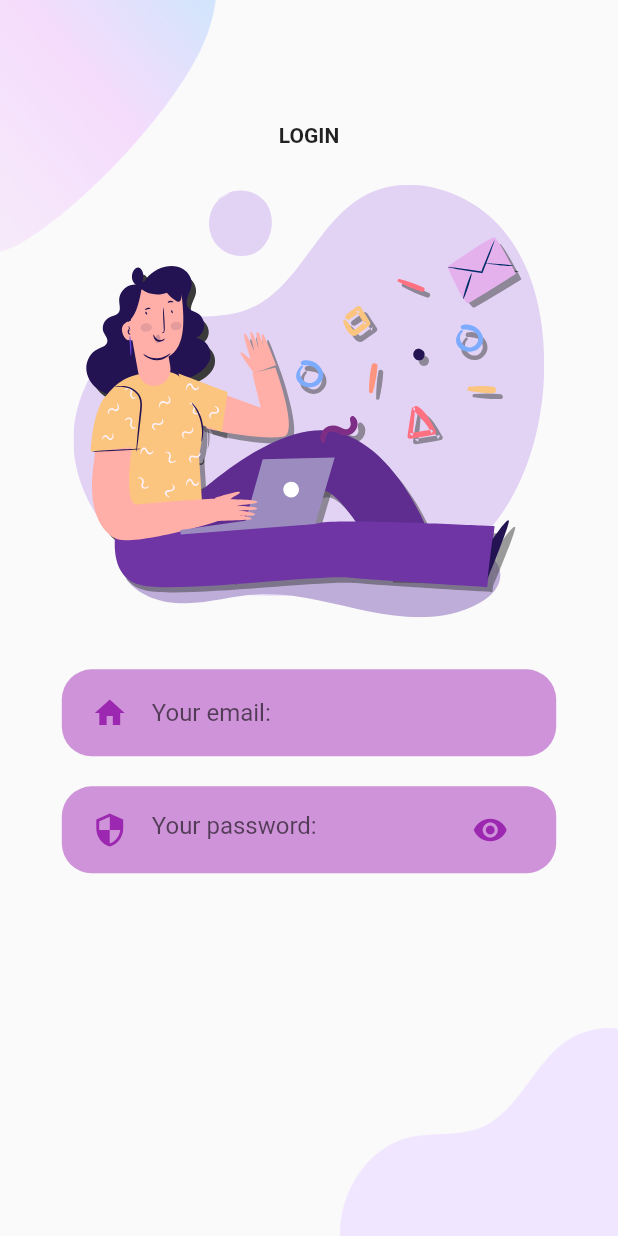
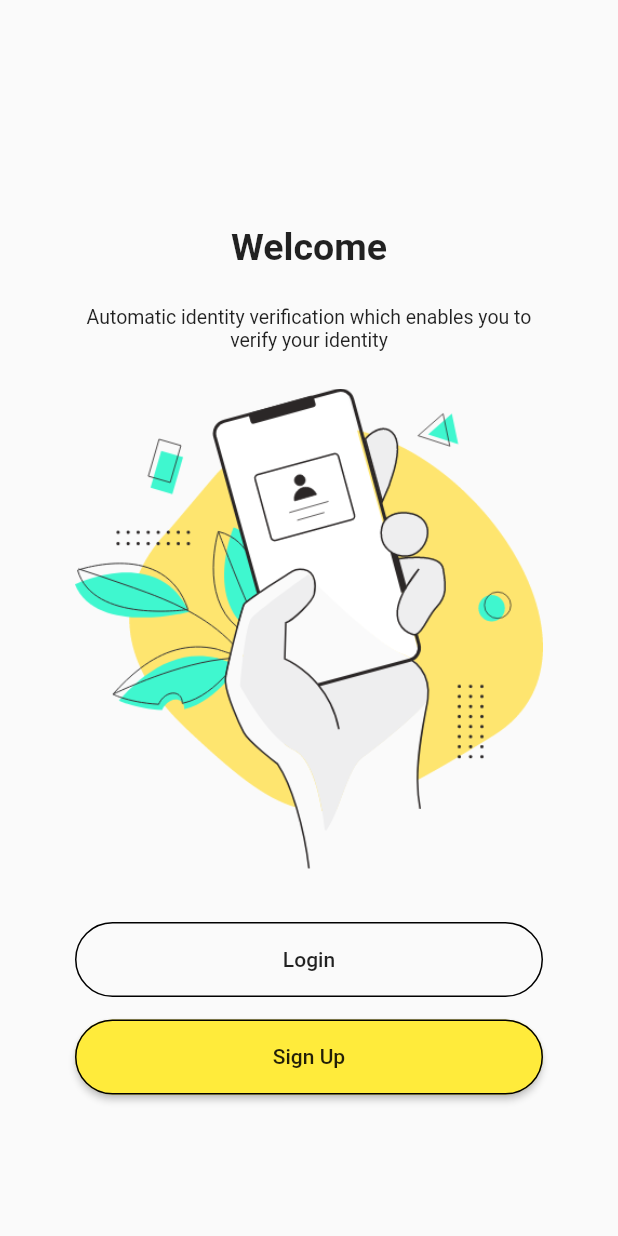
Before and after one commit to hieuphan94/flutter-layouts, a Flutter app: the screen it shows after launch, on a phone screen of 412 x 824 dp. Run offline on Flutter 3.47's test engine with Material 2 defaults, Android fonts, the light colour scheme and no system bars; our stand-ins replace flutter_svg.

Commit message:
Login 5 - Welcome layout

```diff
--- /dev/null
+++ b/layout_02_login/lib/login/welcome.dart
@@ -0,0 +1,65 @@
+import 'package:flutter/material.dart';
+
+class Welcome extends StatelessWidget {
+  @override
+  Widget build(BuildContext context) {
+    return Container(
+      padding: EdgeInsets.symmetric(horizontal: 50),
+      child: Column(
+        children: [
+          SizedBox(
+            height: 150,
+          ),
+          Text(
+            "Welcome",
+            style: TextStyle(fontSize: 25, fontWeight: FontWeight.bold),
+          ),
+          SizedBox(
+            height: 25,
+          ),
+          Text(
+            "Automatic identity verification which enables you to verify your identity",
+            textAlign: TextAlign.center,
+            style: TextStyle(
+              fontSize: 13,
+            ),
+          ),
+          SizedBox(
+            height: 25,
+          ),
+          Image.asset("assets/images/Illustration.png"),
+          SizedBox(
+            height: 35,
+          ),
+          Container(
+            width: 400,
+            height: 50,
+            child: MaterialButton(
+              onPressed: () {print("login");},
+              shape: RoundedRectangleBorder(
+                  side: BorderSide(color: Colors.black),
+                  borderRadius: BorderRadius.circular(25)),
+              child: Text("Login"),
+            ),
+          ),
+          SizedBox(
+            height: 15,
+          ),
+          Container(
+            width: 400,
+            height: 50,
+            child: MaterialButton(
+              onPressed: () {print("sign up");},
+              color: Colors.yellow,
+              shape: RoundedRectangleBorder(
+                  side: BorderSide(color: Colors.black),
+                  borderRadius: BorderRadius.circular(25)
+              ),
+              child: Text("Sign Up"),
+            ),
+          ),
+        ],
+      ),
+    );
+  }
+}
--- a/layout_02_login/lib/main.dart
+++ b/layout_02_login/lib/main.dart
@@ -4,6 +4,7 @@ import 'package:layout_02_login/login/login2.dart';
 import 'package:layout_02_login/login/login3.dart';
 import 'package:layout_02_login/login/login4.dart';
 import 'package:layout_02_login/login/login5.dart';
+import 'package:layout_02_login/login/welcome.dart';
 
 void main() {
   runApp(Home());
@@ -15,7 +16,7 @@ class Home extends StatelessWidget {
   Widget build(BuildContext context) {
     return MaterialApp(
       home: Scaffold(
-        body: Login4(),
+        body: Welcome(),
       ),
     );
   }
```
Also changed, not shown: layout_02_login/assets/images/Illustration.png (added), layout_02_login/assets/images/background2.png (added), 1 other file.
